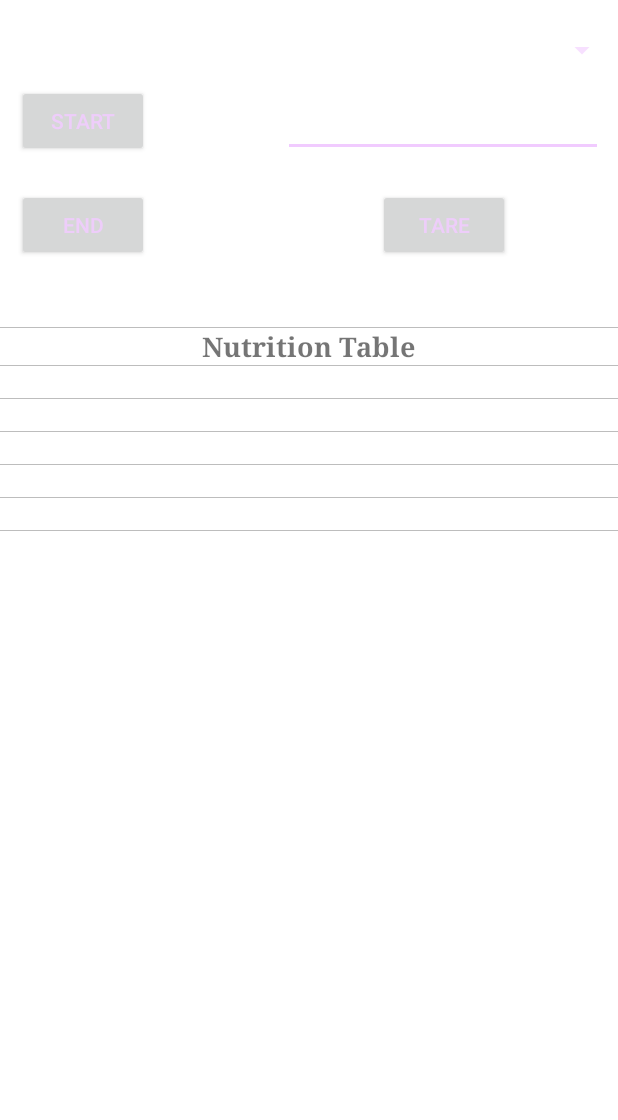
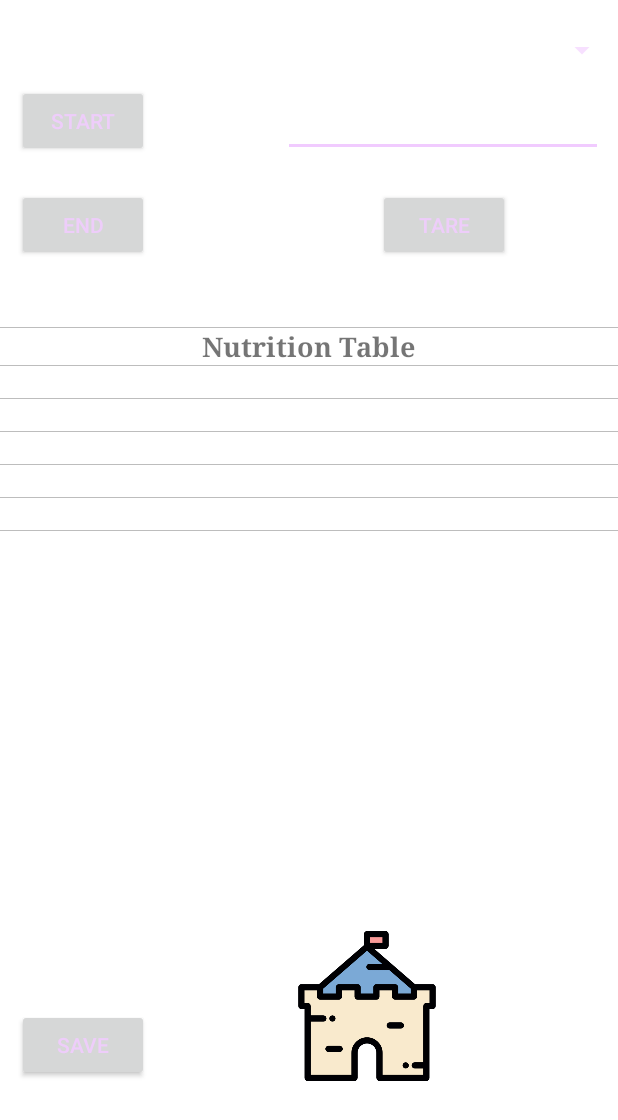
Before and after one commit to JHeggen/smart-baby-feeding, an Android app: the layout feed_layout.xml on its own in the app's theme, with its tools: preview values and no code run, on a phone screen of 412 x 824 dp. Shown: the top 1120 px of the screen. Run offline under Robolectric (Android 15) with nearby library versions, the phone set to English and light mode, and no system bars.

Commit message:
Feed tab hooked up to database History tab populates based on database

```diff
--- a/app/src/main/java/a00907981/comp3717/bcit/ca/tabtest/Charts/PieChartBuilder.java
+++ b/app/src/main/java/a00907981/comp3717/bcit/ca/tabtest/Charts/PieChartBuilder.java
@@ -93,8 +93,8 @@ public class PieChartBuilder {
         entries.add(new PieEntry(folic_acid / total_nutrients, "Folic Acid"));
 
         PieDataSet set = new PieDataSet(entries, "Nutrients Consumed");
-        set.setSliceSpace(8F);
-        set.setSelectionShift(10F);
+        set.setSliceSpace(0F);
+        set.setSelectionShift(18F);
         set.setColors(ColorTemplate.VORDIPLOM_COLORS);
 
         PieData data = new PieData(set);
--- a/app/src/main/res/layout/feed_layout.xml
+++ b/app/src/main/res/layout/feed_layout.xml
@@ -183,4 +183,23 @@
 
     </TableLayout>
 
+    <ImageView
+        android:layout_height="100dp"
+        app:srcCompat="@drawable/castle"
+        android:id="@+id/imageView"
+        android:layout_width="100dp"
+        android:layout_marginBottom="103dp"
+        android:layout_marginStart="6dp"
+        android:layout_alignParentBottom="true"
+        android:layout_alignStart="@+id/editText" />
+
+    <Button
+        android:text="Save"
+        android:layout_width="wrap_content"
+        android:layout_height="wrap_content"
+        android:id="@+id/save_history"
+        android:layout_alignBottom="@+id/imageView"
+        android:layout_alignStart="@+id/button3"
+        android:onClick="saveHistory"/>
+
 </RelativeLayout>
```
Also changed, not shown: app/src/main/java/a00907981/comp3717/bcit/ca/tabtest/TabActivity.java (+73 -2 lines).
